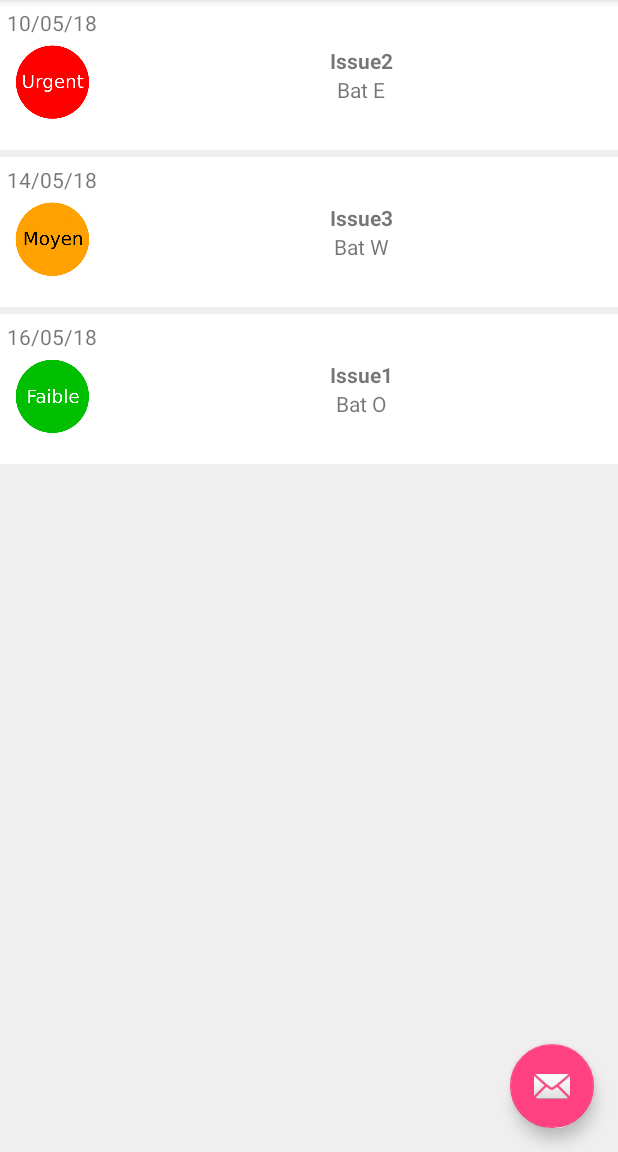
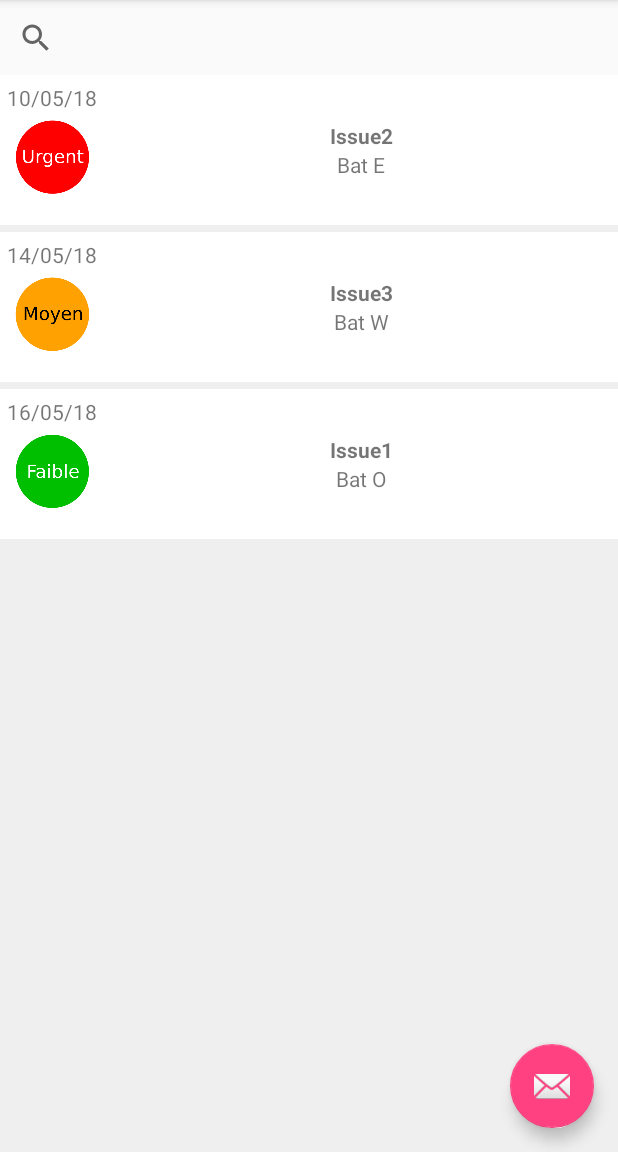
Before and after one commit to mardgui/Polyblem, an Android app: the screen it shows after launch (MainActivity), on a phone screen of 412 x 824 dp, the part 84-1236 px from its top. Run offline under Robolectric (Android 15) with nearby library versions, the phone set to English and light mode, and no system bars.

Commit message:
Search view added

```diff
--- a/app/src/main/java/fr/unice/polytech/polyblem/issueList/IssueGridFragment.java
+++ b/app/src/main/java/fr/unice/polytech/polyblem/issueList/IssueGridFragment.java
@@ -9,6 +9,7 @@ import android.view.View;
 import android.view.ViewGroup;
 import android.widget.AdapterView;
 import android.widget.GridView;
+import android.widget.SearchView;
 
 import java.util.ArrayList;
 import java.util.List;
@@ -42,6 +43,14 @@ public class IssueGridFragment extends Fragment {
         issueCustomAdapter = new IssueCustomAdapter(this.getContext(), issueList);
         GridView gridView = (GridView) getActivity().findViewById(R.id.issue_grid);
         gridView.setAdapter(issueCustomAdapter);
+
+        final SearchView searchView = (SearchView) getActivity().findViewById(R.id.search);
+        searchView.setOnClickListener(new View.OnClickListener() {
+            @Override
+            public void onClick(View v) {
+                searchView.setIconified(false);
+            }
+        });
 
         gridView.setOnItemClickListener(new AdapterView.OnItemClickListener() {
             @Override
--- a/app/src/main/res/layout/issue_container.xml
+++ b/app/src/main/res/layout/issue_container.xml
@@ -6,8 +6,16 @@
         android:id="@+id/issue_grid"
         android:layout_width="match_parent"
         android:layout_height="match_parent"
+        android:layout_below="@id/search"
         android:background="#efefef"
         android:verticalSpacing="5dp"/>
 
+    <SearchView
+        android:id="@+id/search"
+        android:layout_width="match_parent"
+        android:layout_height="50dp"
+        android:layout_alignParentStart="true"
+        android:layout_alignParentTop="true" />
+
 
 </RelativeLayout>
```
